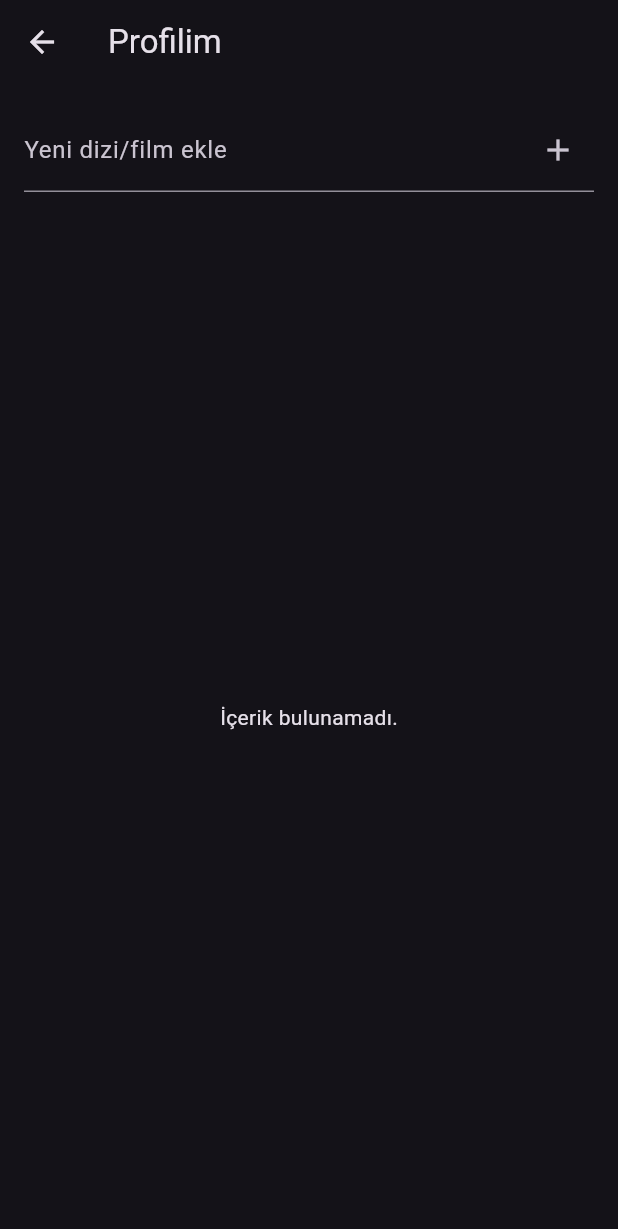
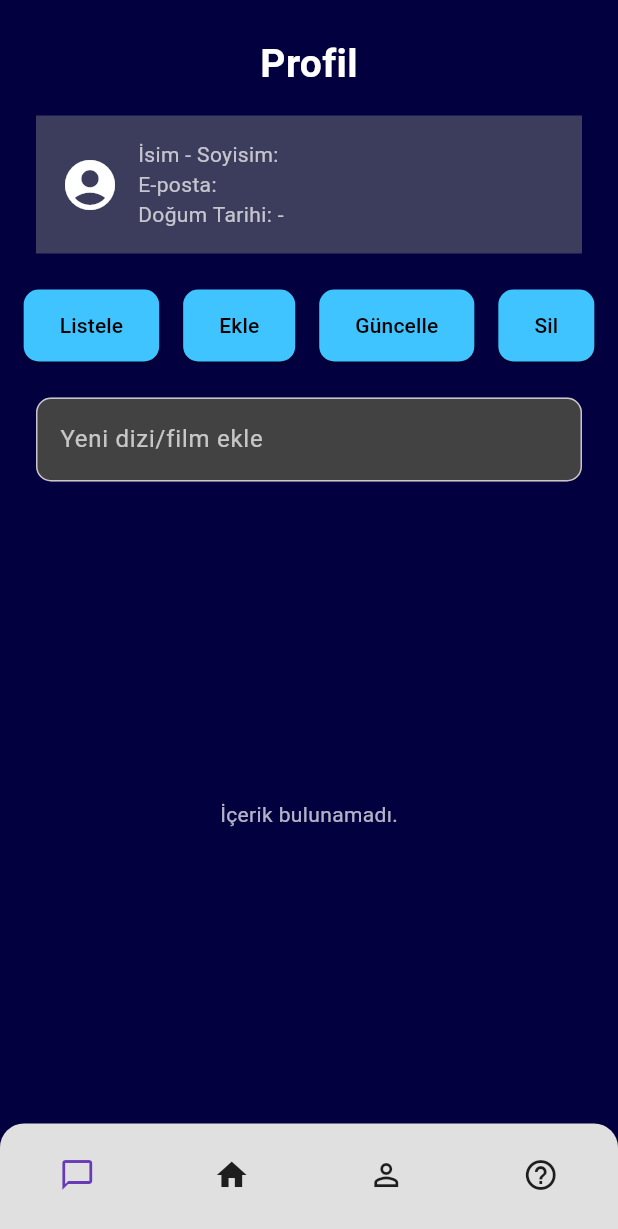
Before and after one commit to elifyarensakar/DiziFilmTakipUygulamasi, a Flutter app: the ProfilSayfasi screen opened directly with empty values, on a phone screen of 412 x 824 dp. Shown: the top 1229 px of the screen. Run offline on Flutter 3.47's test engine with Material 3 defaults, Android fonts, the phone set to English and light mode, and no system bars; network calls fail.

Commit message:
Profil sayfası Arayüz

```diff
--- a/dizifilmtakip/lib/lib/screens/profil_sayfasi.dart
+++ b/dizifilmtakip/lib/lib/screens/profil_sayfasi.dart
@@ -15,7 +15,7 @@ class _ProfilSayfasiState extends State<ProfilSayfasi> {
   List<Map<String, dynamic>> izlemeListesi = [];
   TextEditingController icerikController = TextEditingController();
 
-  final baseUrl = 'http://172.18.151.65:5000'; // Gerçek cihazdaysan IP'yi değiştir
+  final baseUrl = 'http://172.18.151.65:5000';
 
   @override
   void initState() {
@@ -24,7 +24,9 @@ class _ProfilSayfasiState extends State<ProfilSayfasi> {
   }
 
   Future<void> izlemeListesiniGetir() async {
-    final url = Uri.parse('$baseUrl/izleme-kaydi-listele/${widget.kullaniciEmail}');
+    final url = Uri.parse(
+      '$baseUrl/izleme-kaydi-listele/${widget.kullaniciEmail}',
+    );
     final response = await http.get(url);
 
     if (response.statusCode == 200) {
@@ -32,8 +34,6 @@ class _ProfilSayfasiState extends State<ProfilSayfasi> {
       setState(() {
         izlemeListesi = data.cast<Map<String, dynamic>>();
       });
-    } else {
-      print('Listeleme hatası: ${response.statusCode}');
     }
   }
 
@@ -46,65 +46,174 @@ class _ProfilSayfasiState extends State<ProfilSayfasi> {
         "userId": widget.kullaniciEmail,
         "contentId": DateTime.now().millisecondsSinceEpoch.toString(),
         "title": icerikController.text.trim(),
-        "type": "dizi", // veya "film"
+        "type": "dizi",
         "status": "izleniyor",
       }),
     );
-
     if (response.statusCode == 201) {
       icerikController.clear();
       await izlemeListesiniGetir();
-    } else {
-      print('Ekleme hatası: ${response.statusCode}');
     }
   }
 
   Future<void> icerikSil(String watchId) async {
-    final url = Uri.parse('$baseUrl/izleme-kaydi-sil/${widget.kullaniciEmail}/$watchId');
+    final url = Uri.parse(
+      '$baseUrl/izleme-kaydi-sil/${widget.kullaniciEmail}/$watchId',
+    );
     final response = await http.delete(url);
-
     if (response.statusCode == 200) {
       await izlemeListesiniGetir();
-    } else {
-      print('Silme hatası: ${response.statusCode}');
     }
   }
 
   @override
   Widget build(BuildContext context) {
     return Scaffold(
-      appBar: AppBar(title: Text('Profilim')),
-      body: Padding(
-        padding: const EdgeInsets.all(16.0),
+      backgroundColor: Color(0xFF03003F),
+      body: SafeArea(
         child: Column(
           children: [
-            TextField(
+            SizedBox(height: 24),
+            Text(
+              'Profil',
+              style: TextStyle(
+                fontSize: 26,
+                color: Colors.white,
+                fontWeight: FontWeight.bold,
+              ),
+            ),
+            SizedBox(height: 16),
+            Container(
+              color: Color(0xFF3C3C5C),
+              padding: EdgeInsets.all(16),
+              margin: EdgeInsets.symmetric(horizontal: 24),
+              child: Column(
+                crossAxisAlignment: CrossAxisAlignment.start,
+                children: [
+                  Row(
+                    children: [
+                      Icon(Icons.account_circle, color: Colors.white, size: 40),
+                      SizedBox(width: 12),
+                      Column(
+                        crossAxisAlignment: CrossAxisAlignment.start,
+                        children: [
+                          Text(
+                            "İsim - Soyisim:",
+                            style: TextStyle(color: Colors.white70),
+                          ),
+                          Text(
+                            "E-posta: ${widget.kullaniciEmail}",
+                            style: TextStyle(color: Colors.white70),
+                          ),
+                          Text(
+                            "Doğum Tarihi: -",
+                            style: TextStyle(color: Colors.white70),
+                          ),
+                        ],
+                      ),
+                    ],
+                  ),
+                ],
+              ),
+            ),
+            SizedBox(height: 24),
+            Wrap(
+              spacing: 16,
+              runSpacing: 12,
+              alignment: WrapAlignment.center,
+              children: [
+                _profilButton("Listele", izlemeListesiniGetir),
+                _profilButton("Ekle", icerikEkle),
+                _profilButton(
+                  "Güncelle",
+                  () => print("Güncelle logic eklenecek"),
+                ),
+                _profilButton("Sil", () {
+                  if (izlemeListesi.isNotEmpty) {
+                    icerikSil(izlemeListesi.last['id']); // örnek: sonuncuyu sil
+                  }
+                }),
+              ],
+            ),
+            SizedBox(height: 24),
+            Padding(
+              padding: const EdgeInsets.symmetric(horizontal: 24),
+              child: TextField(
                 controller: icerikController,
+                style: TextStyle(color: Colors.white),
                 decoration: InputDecoration(
-                labelText: 'Yeni dizi/film ekle',
-                suffixIcon: IconButton(
-                  icon: Icon(Icons.add),
-                  onPressed: icerikEkle,
+                  hintText: "Yeni dizi/film ekle",
+                  hintStyle: TextStyle(color: Colors.white70),
+                  filled: true,
+                  fillColor: Colors.grey[800],
+                  border: OutlineInputBorder(
+                    borderRadius: BorderRadius.circular(10),
                   ),
                 ),
               ),
-            SizedBox(height: 20),
+            ),
+            SizedBox(height: 16),
             Expanded(
-              child: izlemeListesi.isEmpty
-                  ? Center(child: Text("İçerik bulunamadı."))
+              child:
+                  izlemeListesi.isEmpty
+                      ? Center(
+                        child: Text(
+                          "İçerik bulunamadı.",
+                          style: TextStyle(color: Colors.white70),
+                        ),
+                      )
                       : ListView.builder(
+                        padding: EdgeInsets.symmetric(horizontal: 24),
                         itemCount: izlemeListesi.length,
                         itemBuilder: (context, index) {
                           final item = izlemeListesi[index];
                           return ListTile(
-                          title: Text(item['title'] ?? 'Başlıksız'),
-                          subtitle: Text('${item['type']} - ${item['status']}'),
+                            title: Text(
+                              item['title'] ?? 'Başlıksız',
+                              style: TextStyle(color: Colors.white),
+                            ),
+                            subtitle: Text(
+                              "${item['type']} - ${item['status']}",
+                              style: TextStyle(color: Colors.white60),
+                            ),
                             trailing: IconButton(
-                            icon: Icon(Icons.delete),
+                              icon: Icon(Icons.delete, color: Colors.redAccent),
                               onPressed: () => icerikSil(item['id']),
                             ),
                           );
                         },
+                      ),
+            ),
+            Container(
+              padding: EdgeInsets.only(top: 8, bottom: 8),
+              decoration: BoxDecoration(
+                color: Colors.grey.shade300,
+                borderRadius: BorderRadius.vertical(top: Radius.circular(16)),
+              ),
+              child: BottomNavigationBar(
+                backgroundColor: Colors.transparent,
+                elevation: 0,
+                selectedItemColor: Colors.deepPurple,
+                unselectedItemColor: Colors.black87,
+                type: BottomNavigationBarType.fixed,
+                showSelectedLabels: false,
+                showUnselectedLabels: false,
+                onTap: (index) {},
+                items: const [
+                  BottomNavigationBarItem(
+                    icon: Icon(Icons.chat_bubble_outline),
+                    label: '',
+                  ),
+                  BottomNavigationBarItem(icon: Icon(Icons.home), label: ''),
+                  BottomNavigationBarItem(
+                    icon: Icon(Icons.person_outline),
+                    label: '',
+                  ),
+                  BottomNavigationBarItem(
+                    icon: Icon(Icons.help_outline),
+                    label: '',
+                  ),
+                ],
               ),
             ),
           ],
@@ -112,4 +221,16 @@ class _ProfilSayfasiState extends State<ProfilSayfasi> {
       ),
     );
   }
+
+  Widget _profilButton(String text, VoidCallback onPressed) {
+    return ElevatedButton(
+      onPressed: onPressed,
+      style: ElevatedButton.styleFrom(
+        backgroundColor: Colors.lightBlueAccent,
+        padding: EdgeInsets.symmetric(horizontal: 24, vertical: 14),
+        shape: RoundedRectangleBorder(borderRadius: BorderRadius.circular(10)),
+      ),
+      child: Text(text, style: TextStyle(color: Colors.black)),
+    );
   }
+}
```
Lines whose indentation alone changed are shown as unchanged.
